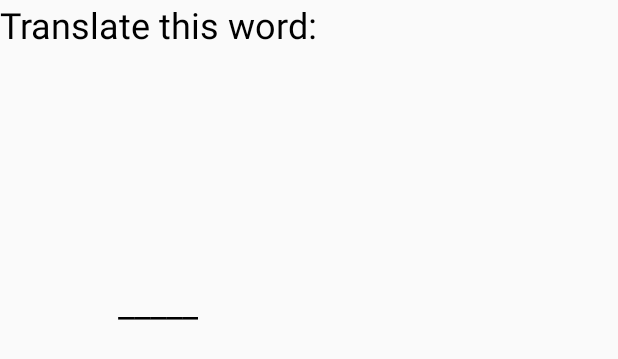
After one commit to arist0cles/Reolingo, an Android app: the layout english_maori_translate_question_fragment_layout.xml on its own in the app's theme, with its tools: preview values and no code run, on a phone screen of 412 x 824 dp. The commit adds this screen. Shown: the top 359 px of the screen. Run offline under Robolectric (Android 15) with nearby library versions, the phone set to English and light mode, and no system bars.

Commit message:
Added maori-english question and english maori question

```diff
--- a/app/src/main/java/com/reo/lingo/Fragments/TranslateQuestionFragment.java
+++ b/app/src/main/java/com/reo/lingo/Fragments/MaoriEnglishTranslateQuestionFragment.java
@@ -19,7 +19,7 @@ import com.reo.lingo.R;
 
 import java.util.List;
 
-public class TranslateQuestionFragment extends Fragment {
+public class MaoriEnglishTranslateQuestionFragment extends Fragment {
 
     private Context currentContext;
     private boolean isMilestone;
@@ -32,7 +32,7 @@ public class TranslateQuestionFragment extends Fragment {
     public View onCreateView(LayoutInflater inflater, ViewGroup container,
                              Bundle savedInstanceState) {
         // Inflate the layout for this fragment
-        return inflater.inflate(R.layout.translate_question_fragment_layout, container, false);
+        return inflater.inflate(R.layout.maori_english_translate_question_fragment_layout, container, false);
     }
 
     @Override
--- a/app/src/main/res/layout/app_bar_translate_question.xml
+++ b/app/src/main/res/layout/app_bar_translate_question.xml
@@ -20,7 +20,7 @@
 
     </android.support.design.widget.AppBarLayout>
 
-    <include layout="@layout/translate_question_fragment_layout" />
+    <include layout="@layout/maori_english_translate_question_fragment_layout" />
 
     <android.support.design.widget.FloatingActionButton
         android:id="@+id/fab"
--- /dev/null
+++ b/app/src/main/res/layout/english_maori_translate_question_fragment_layout.xml
@@ -0,0 +1,94 @@
+<?xml version="1.0" encoding="utf-8"?>
+<LinearLayout
+    xmlns:android="http://schemas.android.com/apk/res/android"
+    android:layout_width="wrap_content"
+    android:layout_height="wrap_content"
+    android:gravity="center_horizontal"
+    android:orientation="vertical">
+
+    <TextView
+        android:id="@+id/questionTitle"
+        android:layout_width="wrap_content"
+        android:layout_height="wrap_content"
+        android:paddingBottom="10dp"
+        android:text="Translate this word:"
+        android:textColor="#000"
+        android:textSize="24sp" />
+
+    <LinearLayout
+        android:layout_width="wrap_content"
+        android:layout_height="wrap_content"
+        android:orientation="horizontal"
+        android:weightSum="2"
+        android:paddingTop="50dp"
+        android:paddingBottom="10dp">
+
+    <!--<ImageButton-->
+        <!--android:id="@+id/soundButton"-->
+        <!--android:layout_width="wrap_content"-->
+        <!--android:layout_height="wrap_content"-->
+        <!--android:layout_weight="1"-->
+        <!--android:src="@drawable/ic_volume_up_black_24dp"/>-->
+
+    <TextView
+        android:id="@+id/word"
+        android:layout_width="wrap_content"
+        android:layout_height="wrap_content"
+        android:paddingBottom="50dp"
+        android:text=""
+        android:layout_weight="1"
+        android:textColor="#000"
+        android:textSize="24sp" />
+
+        </LinearLayout>
+
+    <TextView
+        android:id="@+id/blankAnswer"
+        android:layout_width="wrap_content"
+        android:layout_height="wrap_content"
+        android:paddingBottom="50dp"
+        android:text="_____"
+        android:textColor="#000"
+        android:textSize="24sp" />
+
+    <LinearLayout
+        android:layout_width="wrap_content"
+        android:layout_height="wrap_content"
+        android:orientation="horizontal"
+        android:weightSum="3"
+        android:paddingTop="50dp"
+        android:paddingBottom="10dp">
+
+    <TextView
+        android:id="@+id/answer1"
+        android:layout_width="wrap_content"
+        android:layout_height="wrap_content"
+        android:padding="10dp"
+        android:layout_weight="1"
+        android:text=""
+        android:textColor="#000"
+        android:textSize="24sp" />
+
+    <TextView
+        android:id="@+id/answer2"
+        android:layout_width="wrap_content"
+        android:layout_height="wrap_content"
+        android:padding="10dp"
+        android:layout_weight="1"
+        android:text=""
+        android:textColor="#000"
+        android:textSize="24sp" />
+
+        <TextView
+            android:id="@+id/answer3"
+            android:layout_width="wrap_content"
+            android:layout_height="wrap_content"
+            android:padding="10dp"
+            android:layout_weight="1"
+            android:text=""
+            android:textColor="#000"
+            android:textSize="24sp" />
+
+    </LinearLayout>
+
+</LinearLayout>
--- a/app/src/main/res/layout/translate_question_fragment_layout.xml
+++ b/app/src/main/res/layout/maori_english_translate_question_fragment_layout.xml
@@ -47,7 +47,7 @@
         android:layout_width="wrap_content"
         android:layout_height="wrap_content"
         android:paddingBottom="50dp"
-        android:text="___"
+        android:text="_____"
         android:textColor="#000"
         android:textSize="24sp" />
 
```
Also changed, not shown: app/src/main/java/com/reo/lingo/Activities/MainActivity.java (+12 -30 lines), app/src/main/java/com/reo/lingo/Activities/ModuleActivity.java (+49 -8 lines), app/src/main/java/com/reo/lingo/Activities/TranslateActivity.java (deleted, +0 -151 lines), app/src/main/java/com/reo/lingo/Fragments/EnglishMaoriTranslateQuestionFragment.java (added, +110 -0 lines), app/src/main/java/com/reo/lingo/Models/EnglishMaoriTranslateQuestion.java (renamed from app/src/main/java/com/reo/lingo/Models/TranslateQuestion.java, +12 -14 lines), app/src/main/java/com/reo/lingo/Models/MaoriEnglishTranslateQuestion.java (added, +78 -0 lines), app/src/main/res/raw/moduleone.json (renamed from app/src/main/res/raw/test.json, +8 -8 lines), app/src/main/res/raw/moduletwo.json (added, +14 -0 lines).
